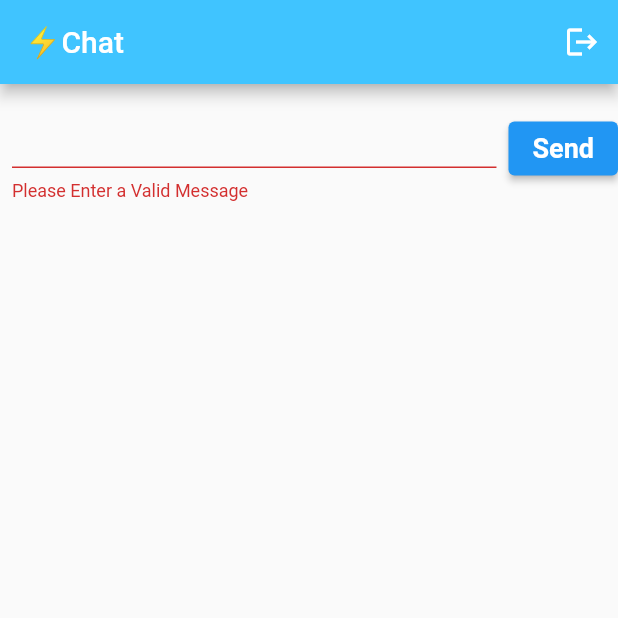
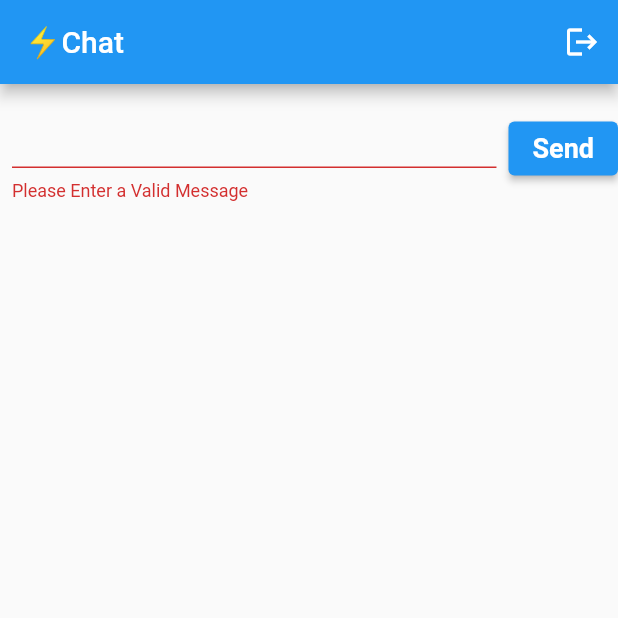
Before and after one commit to AlsoShantanuBorkar/flash_chat, a Flutter app: the screen it shows once a user with an empty profile is signed in, after a tap on "Send", on a phone screen of 412 x 824 dp, the top half of it. Run offline on Flutter 3.47's test engine with Material 2 defaults, Android fonts, the phone set to English and light mode, and no system bars; our stand-ins replace cloud_firestore, firebase_auth, firebase_core; accounts and stored records are empty.

Commit message:
Improved ChatScreen UI

```diff
--- a/lib/screens/chat_screen.dart
+++ b/lib/screens/chat_screen.dart
@@ -1,12 +1,9 @@
-import 'dart:developer';
-
 import 'package:cloud_firestore/cloud_firestore.dart';
-import 'package:firebase_core/firebase_core.dart';
+import 'package:firebase_auth/firebase_auth.dart';
 import 'package:flash_chat/services/firebase_provider.dart';
+import 'package:flash_chat/widgets/chat_bubble.dart';
 import 'package:flash_chat/widgets/send_message_box.dart';
 import 'package:flutter/material.dart';
-import 'package:flash_chat/constants.dart';
-import 'package:http/http.dart';
 import 'package:provider/provider.dart';
 
 class ChatScreen extends StatefulWidget {
@@ -31,19 +28,16 @@ class ChatScreenState extends State<ChatScreen> {
               onPressed: () async => await firebaseInstance.signOutUser()),
         ],
         title: const Text('⚡️Chat'),
-        backgroundColor: Colors.lightBlueAccent,
       ),
       body: SingleChildScrollView(
         child: Column(
           mainAxisAlignment: MainAxisAlignment.spaceBetween,
-          crossAxisAlignment: CrossAxisAlignment.center,
           children: [
             StreamBuilder(
               stream: firebaseInstance.getSnapshots(),
               builder: ((context, snapshot) {
                 if (snapshot.hasData) {
-                  final List<ListTile> message =
-                      getMessages(snapshot) as List<ListTile>;
+                  final List<ChatBubble> message = getMessages(snapshot);
                   return ListView(
                     shrinkWrap: true,
                     children: message,
@@ -59,12 +53,15 @@ class ChatScreenState extends State<ChatScreen> {
     );
   }
 
-  List getMessages(AsyncSnapshot<QuerySnapshot> snapshot) {
+  List<ChatBubble> getMessages(AsyncSnapshot<QuerySnapshot> snapshot) {
     // ignore: unnecessary_cast
-    final List messages = snapshot.data!.docs
-        .map((doc) => ListTile(
-            title: Text(doc["text"]),
-            subtitle: Text('From: ${doc["sender"].toString()}')))
+    final List<ChatBubble> messages = snapshot.data!.docs
+        .map((doc) => ChatBubble(
+              sender: doc['sender'],
+              text: doc['text'],
+              isSenderUser:
+                  doc['sender'] == FirebaseAuth.instance.currentUser!.email,
+            ))
         .toList();
     return messages;
   }
--- a/lib/screens/login_screen.dart
+++ b/lib/screens/login_screen.dart
@@ -19,8 +19,7 @@ class LoginScreenState extends State<LoginScreen> {
   final GlobalKey<FormState> _loginFormKey = GlobalKey<FormState>();
   @override
   Widget build(BuildContext context) {
-    final FirebaseService authInstance =
-        Provider.of<FirebaseService>(context);
+    final FirebaseService authInstance = Provider.of<FirebaseService>(context);
     return Scaffold(
       backgroundColor: Colors.white,
       body: Padding(
@@ -29,7 +28,7 @@ class LoginScreenState extends State<LoginScreen> {
           key: _loginFormKey,
           child: Column(
             mainAxisAlignment: MainAxisAlignment.center,
-            crossAxisAlignment: CrossAxisAlignment.stretch,
+            crossAxisAlignment: CrossAxisAlignment.center,
             children: [
               SizedBox(
                 height: 200.0,
@@ -88,9 +87,10 @@ class LoginScreenState extends State<LoginScreen> {
                 "Don't Have An Account?",
                 textAlign: TextAlign.center,
               ),
-              SizedBox(
-                width: 100,
-                child: ElevatedButton(
+              ElevatedButton(
+                  style: const ButtonStyle(
+                      backgroundColor:
+                          MaterialStatePropertyAll<Color>(Colors.green)),
                   onPressed: () {
                     Navigator.push(
                       context,
@@ -99,8 +99,10 @@ class LoginScreenState extends State<LoginScreen> {
                       ),
                     );
                   },
-                    child: const Text("Register")),
-              )
+                  child: const Text(
+                    "Register",
+                    style: TextStyle(color: Colors.white),
+                  ))
             ],
           ),
         ),
--- a/lib/widgets/send_message_box.dart
+++ b/lib/widgets/send_message_box.dart
@@ -1,4 +1,4 @@
-import 'package:flash_chat/constants.dart';
+
 import 'package:flash_chat/services/firebase_provider.dart';
 import 'package:flutter/material.dart';
 import 'package:provider/provider.dart';
```
Also changed, not shown: lib/widgets/chat_bubble.dart (added, +56 -0 lines). Lines whose indentation alone changed are shown as unchanged.
